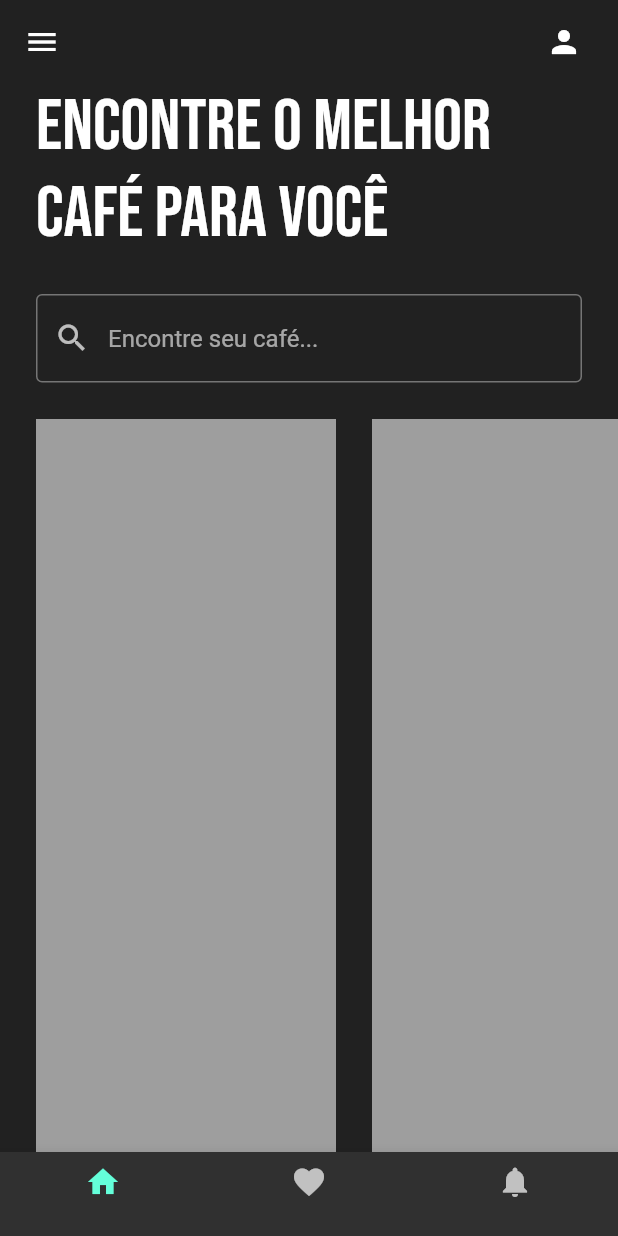
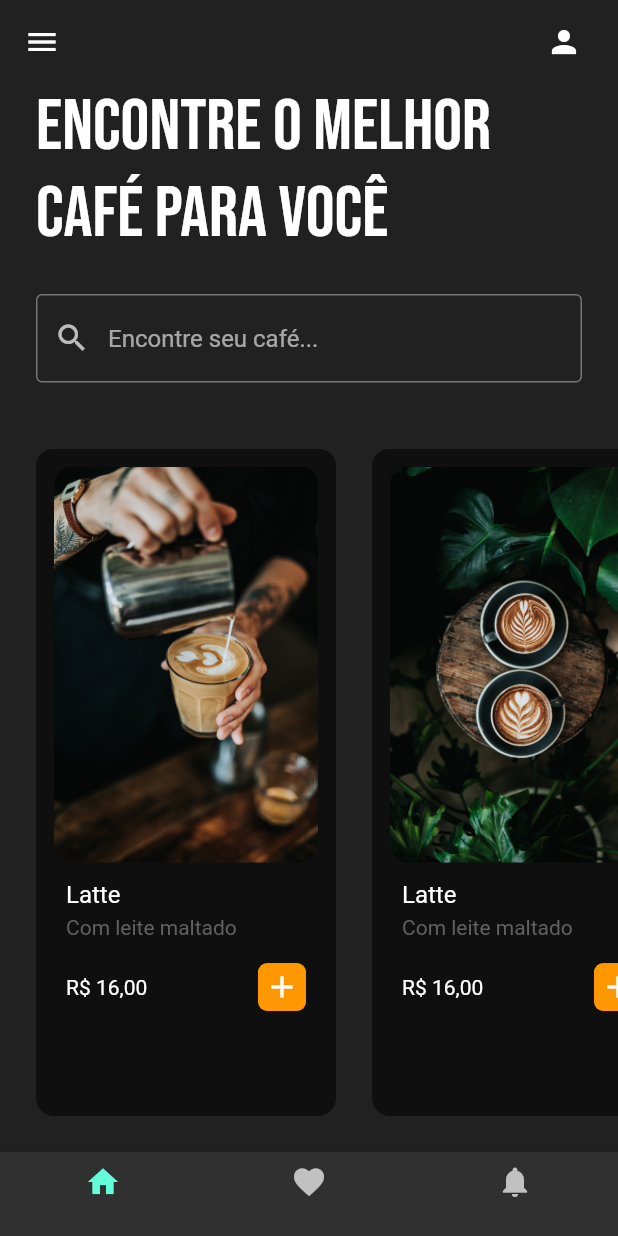
Before and after one commit to StephanieTabosa/coffee-ui-flutter, a Flutter app: the screen it shows after launch, on a phone screen of 412 x 824 dp. Run offline on Flutter 3.47's test engine with Material 2 defaults, Android fonts, the phone set to English and light mode, and no system bars; our stand-ins replace google_fonts.

Commit message:
trabalhando nos cards

```diff
--- a/lib/pages/home_page.dart
+++ b/lib/pages/home_page.dart
@@ -58,13 +58,21 @@ class _HomePageState extends State<HomePage> {
             SizedBox(
               height: 24,
             ),
+
+            //horizontal listview of coffee
+            Container(
+              height: 20,
+
+            ),
+
+            //horizontal listview of coffee tiles
             Expanded(
                 child: ListView(
               scrollDirection: Axis.horizontal,
               children: [
-                CoffeeTile(),
-                CoffeeTile(),
-                CoffeeTile(),
+                CoffeeTile('images/coffee1.jpg'),
+                CoffeeTile('images/coffee2.jpg'),
+                CoffeeTile('images/coffee3.jpg'),
               ],
             ))
           ],
--- a/lib/util/coffee_tile.dart
+++ b/lib/util/coffee_tile.dart
@@ -1,15 +1,67 @@
 import 'package:flutter/material.dart';
 
 class CoffeeTile extends StatelessWidget {
-  const CoffeeTile({Key? key}) : super(key: key);
+  final String img;
+
+  const CoffeeTile(this.img, {Key? key}) : super(key: key);
 
   @override
   Widget build(BuildContext context) {
     return Padding(
-      padding: const EdgeInsets.only(left: 24.0),
+      padding: const EdgeInsets.only(left: 24.0, bottom: 24),
       child: Container(
+        padding: EdgeInsets.all(12),
         width: 200,
-        color: Colors.grey,
+        decoration: BoxDecoration(
+          borderRadius: BorderRadius.circular(12),
+          color: Colors.black54,
+        ),
+        child: Column(
+          crossAxisAlignment: CrossAxisAlignment.start,
+          children: [
+            //coffee image
+            ClipRRect(
+                borderRadius: BorderRadius.circular(12),
+                child: Image.asset(img)),
+
+            //coffee name
+            Padding(
+              padding: const EdgeInsets.symmetric(vertical: 12, horizontal: 8),
+              child: Column(
+                crossAxisAlignment: CrossAxisAlignment.start,
+                children: [
+                  Text(
+                    'Latte',
+                    style: TextStyle(fontSize: 16),
+                  ),
+                  SizedBox(
+                    height: 4,
+                  ),
+                  Text(
+                    'Com leite maltado',
+                    style: TextStyle(color: Colors.grey[700]),
+                  ),
+                  // price
+                  Padding(
+                    padding: const EdgeInsets.symmetric(vertical: 16.0),
+                    child: Row(
+                      mainAxisAlignment: MainAxisAlignment.spaceBetween,
+                      children: [
+                        Text('R\$ 16,00'),
+                        Container(
+                            padding: EdgeInsets.all(4),
+                            decoration: BoxDecoration(
+                                color: Colors.orange,
+                                borderRadius: BorderRadius.circular(6)),
+                            child: Icon(Icons.add))
+                      ],
+                    ),
+                  )
+                ],
+              ),
+            ),
+          ],
+        ),
       ),
     );
   }
```
